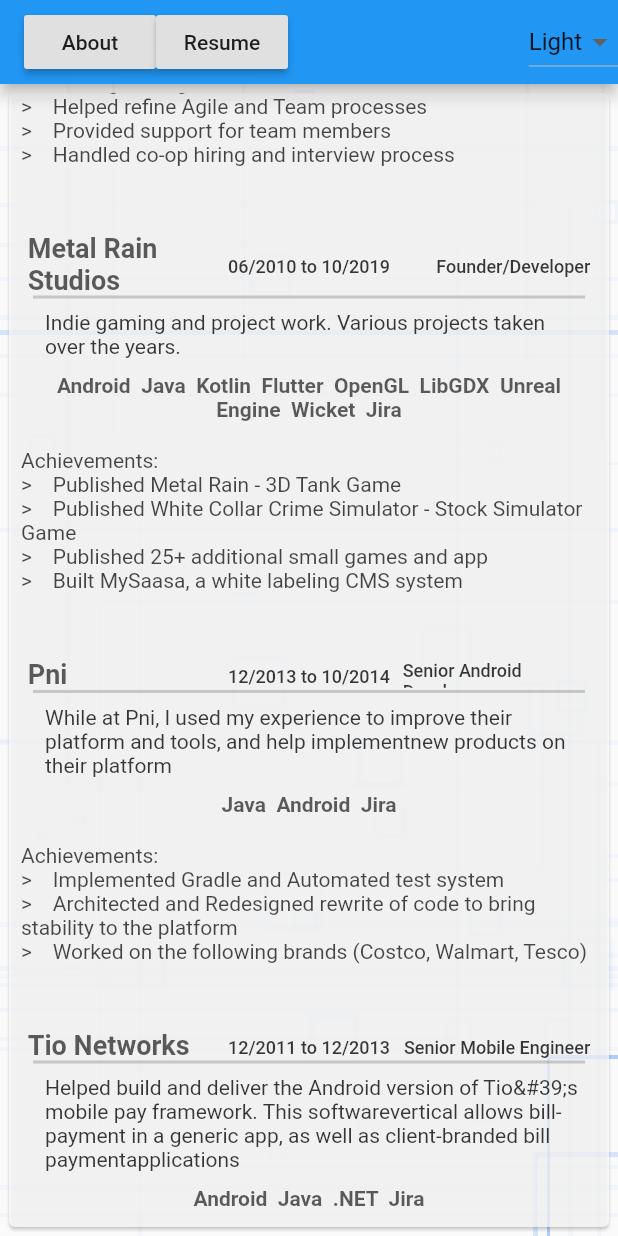
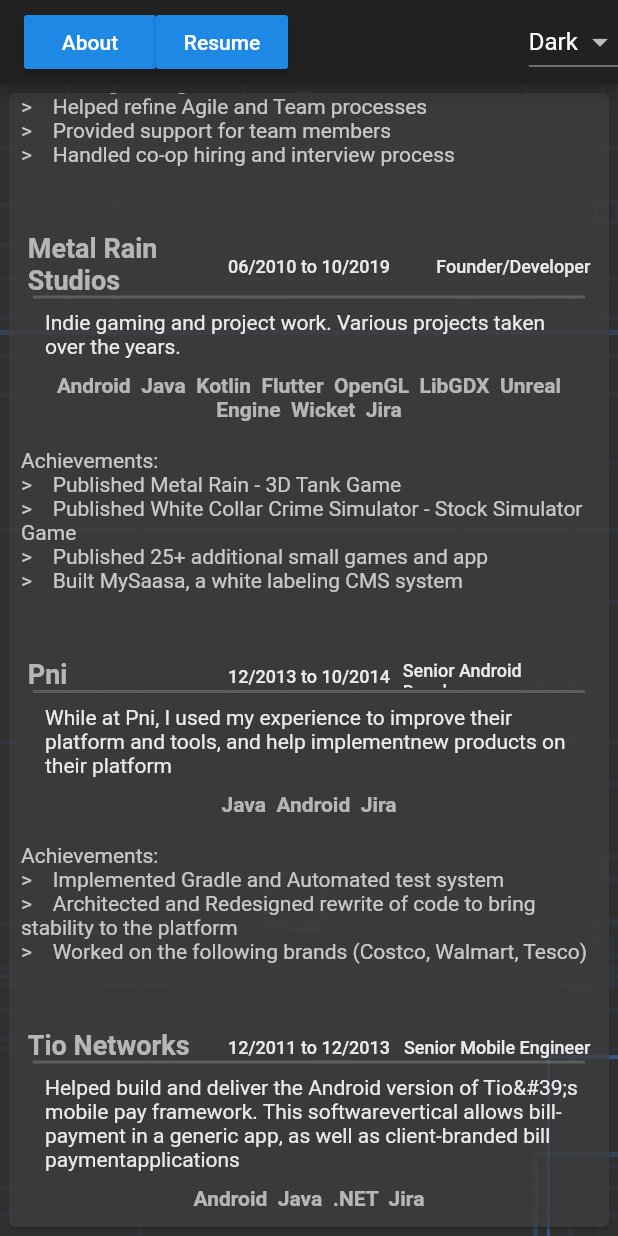
Before and after one commit to ahammer/flutter_resume, a Flutter app: the screen it shows after launch, scrolled down 390 dp, on a phone screen of 412 x 824 dp. Run offline on Flutter 3.47's test engine with Material 2 defaults, Android fonts, the phone set to English and light mode, and no system bars; our stand-ins replace url_launcher_web; Roboto replaces fonts that are missing (Helvetica).

Commit message:
Updates to layout

```diff
--- a/lib/app_state.dart
+++ b/lib/app_state.dart
@@ -2,7 +2,7 @@ import 'package:flutter/material.dart';
 import 'package:provider/provider.dart';
 
 class AppState extends ChangeNotifier {
-  String _theme = "Light";
+  String _theme = "Dark";
   void setTheme(String theme) {
     _theme = theme;
     notifyListeners();
--- a/lib/screens/resume/resume_screen.dart
+++ b/lib/screens/resume/resume_screen.dart
@@ -41,7 +41,7 @@ final Map<String, Job> kJobExperienceWidgets = {
         "RxJava",
         "RetroFit",
         "Analytics",
-        "Architecture"
+        "Architecture",
         "Jenkins",
         "Jira"
       ],
```
